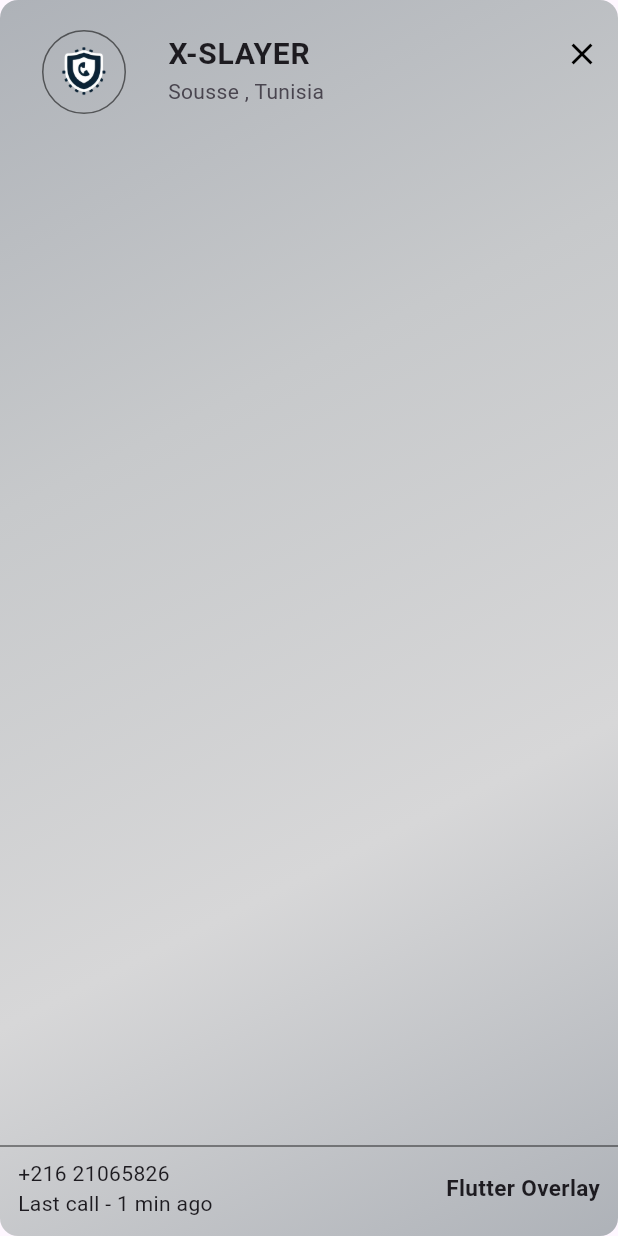
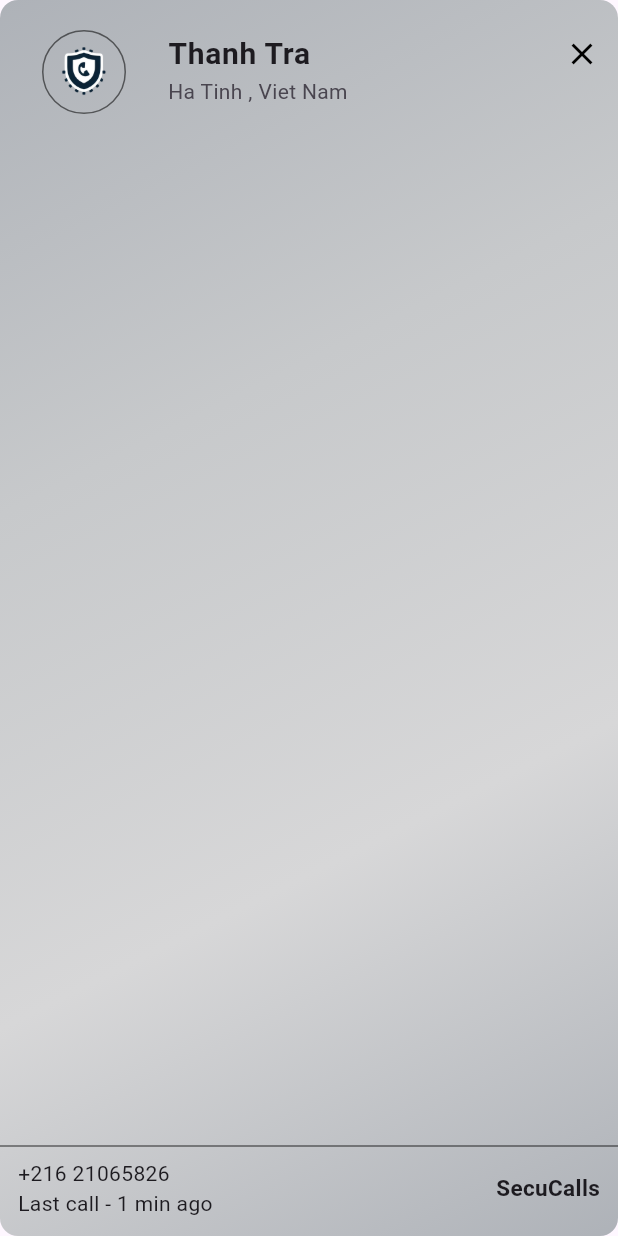
Before and after one commit to ngthanhtra165/SecuCalls, a Flutter app: the TrueCallerOverlay widget shown alone on an empty page, opened directly, on a phone screen of 412 x 824 dp. Run offline on Flutter 3.47's test engine with Material 3 defaults, Android fonts, the light colour scheme and no system bars; our stand-ins replace flutter_screenutil, syncfusion_flutter_charts, syncfusion_flutter_gauges; missing offline and left inert: flutter_overlay_window.

```diff
--- a/lib/screen/overlay/overlay.dart
+++ b/lib/screen/overlay/overlay.dart
@@ -76,11 +76,11 @@ class _TrueCallerOverlayState extends State<TrueCallerOverlay> {
                         ),
                       ),
                       title: const Text(
-                        "X-SLAYER",
+                        "Thanh Tra",
                         style: TextStyle(
                             fontSize: 20.0, fontWeight: FontWeight.bold),
                       ),
-                      subtitle: const Text("Sousse , Tunisia"),
+                      subtitle: const Text("Ha Tinh , Viet Nam"),
                     ),
                     const Spacer(),
                     const Divider(color: Colors.black54),
@@ -97,7 +97,7 @@ class _TrueCallerOverlayState extends State<TrueCallerOverlay> {
                             ],
                           ),
                           Text(
-                            "Flutter Overlay",
+                            "SecuCalls",
                             style: TextStyle(
                                 fontSize: 15.0, fontWeight: FontWeight.bold),
                           ),
--- a/pubspec.yaml
+++ b/pubspec.yaml
@@ -18,7 +18,7 @@ description: "A new Flutter module project."
 version: 1.0.0+1
 
 environment:
-  sdk: '3.2.4'
+  sdk: '3.3.4'
 
 dependencies:
   flutter:
```
Also changed, not shown: lib/screen/login/login_screen.dart (+8 -1 lines), 1 other file.
